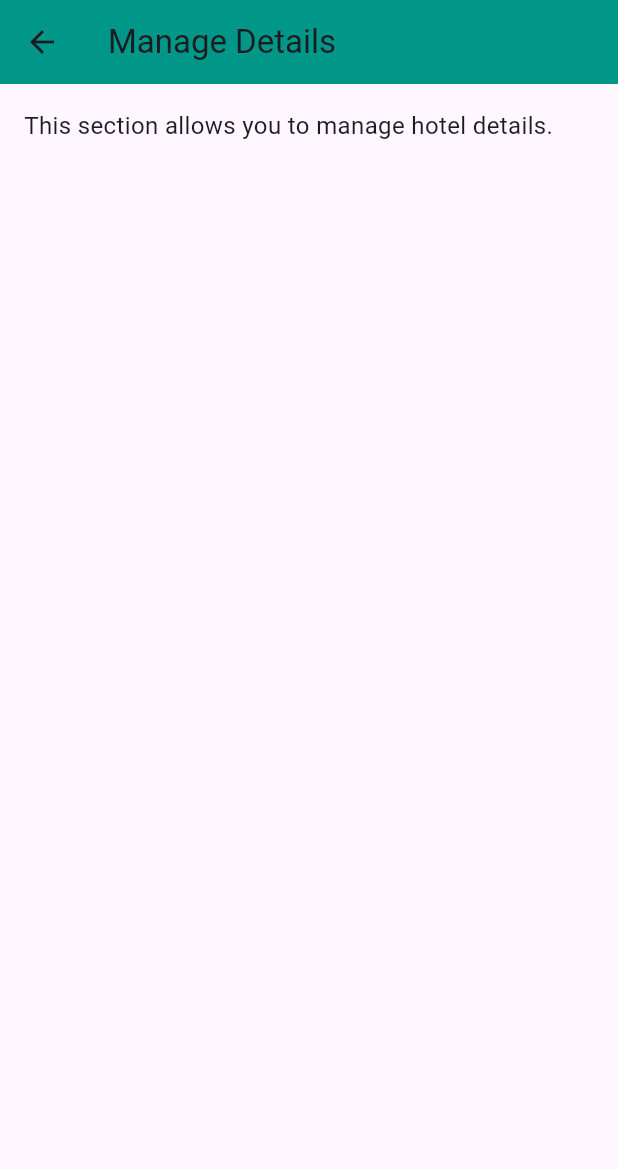
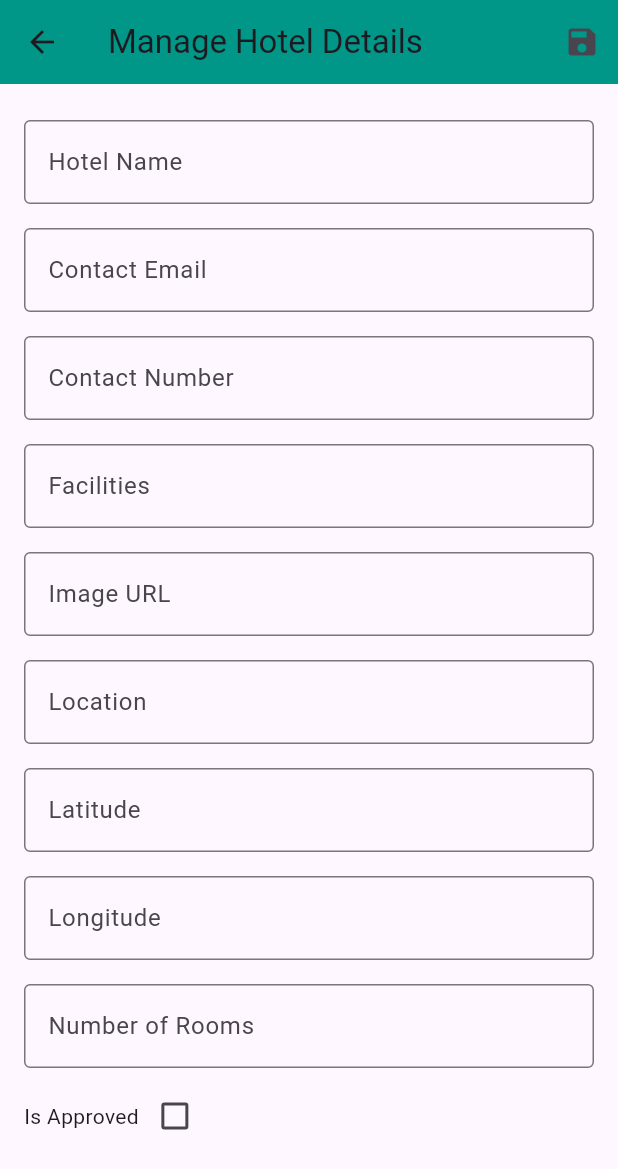
Before and after one commit to sreenanda-shani/hotel-management, a Flutter app: the HotelHome screen opened directly, after a tap on "Manage Details", on a phone screen of 412 x 824 dp. Shown: the top 1169 px of the screen. Run offline on Flutter 3.47's test engine with Material 3 defaults, Android fonts, the phone set to English and light mode, and no system bars; our stand-ins replace cloud_firestore, firebase_auth, firebase_core, geocoding, geolocator, image_picker and 1 more; missing offline and left inert: cloudinary; accounts and stored records are empty; network calls fail.

Commit message:
hotel manage,login,sighup

```diff
--- a/lib/hotel/hotelhome.dart
+++ b/lib/hotel/hotelhome.dart
@@ -1,5 +1,7 @@
 import 'package:flutter/material.dart';
 import 'package:project1/hotel/hotel_booking.dart';
+import 'package:project1/hotel/hotelcontact.dart';
+import 'package:project1/hotel/hotelmanage.dart';
 
 
 
@@ -150,7 +152,7 @@ class _HotelHomeState extends State<HotelHome> {
                   onPressed: () {
                     Navigator.push(
                       context,
-                      MaterialPageRoute(builder: (context) => const HotelManageDetailsPage()),
+                      MaterialPageRoute(builder: (context) =>  ManageHotelDetailsPage()),
                     );
                   },
                   icon: const Icon(Icons.manage_accounts),
@@ -168,57 +170,3 @@ class _HotelHomeState extends State<HotelHome> {
     );
   }
 }
-
-class HotelContactPage extends StatelessWidget {
-  const HotelContactPage({super.key});
-
-  @override
-  Widget build(BuildContext context) {
-    return Scaffold(
-      appBar: AppBar(
-        title: const Text("Contact Details"),
-        backgroundColor: Colors.teal,
-      ),
-      body: Padding(
-        padding: const EdgeInsets.all(16.0),
-        child: Column(
-          crossAxisAlignment: CrossAxisAlignment.start,
-          children: const [
-            Text(
-              "Phone: +123 456 7890\nEmail: info@ourhotel.com",
-              style: TextStyle(fontSize: 16),
-            ),
-          ],
-        ),
-      ),
-    );
-  }
-}
-
-
-
-class HotelManageDetailsPage extends StatelessWidget {
-  const HotelManageDetailsPage({super.key});
-
-  @override
-  Widget build(BuildContext context) {
-    return Scaffold(
-      appBar: AppBar(
-        title: const Text("Manage Details"),
-        backgroundColor: Colors.teal,
-      ),
-      body: Padding(
-        padding: const EdgeInsets.all(16.0),
-        child: Column(
-          crossAxisAlignment: CrossAxisAlignment.start,
-          children: const [
-            Text(
-              "This section allows you to manage hotel details.",
-              style: TextStyle(fontSize: 16),
-            ),
-          ],
-        ),
-      ),
-    );
-  }
-}
--- /dev/null
+++ b/lib/hotel/hotelmanage.dart
@@ -0,0 +1,175 @@
+import 'package:cloud_firestore/cloud_firestore.dart';
+import 'package:firebase_auth/firebase_auth.dart';
+import 'package:flutter/material.dart';
+
+class ManageHotelDetailsPage extends StatefulWidget {
+  const ManageHotelDetailsPage({super.key});
+
+  @override
+  _ManageHotelDetailsPageState createState() => _ManageHotelDetailsPageState();
+}
+
+class _ManageHotelDetailsPageState extends State<ManageHotelDetailsPage> {
+  // Controllers for each field
+  TextEditingController _hotelNameController = TextEditingController();
+  TextEditingController _contactEmailController = TextEditingController();
+  TextEditingController _contactNumberController = TextEditingController();
+  TextEditingController _facilitiesController = TextEditingController();
+  TextEditingController _imageUrlController = TextEditingController();
+  TextEditingController _locationController = TextEditingController();
+  TextEditingController _latController = TextEditingController();
+  TextEditingController _logController = TextEditingController();
+  TextEditingController _numberOfRoomsController = TextEditingController();
+  bool _isApproved = false;
+
+  bool _isLoading = true;
+  String _hotelId = ''; // Store the hotel ID of the logged-in user
+
+  @override
+  void initState() {
+    super.initState();
+    _fetchHotelDetails();
+  }
+
+  // Fetch Hotel Details from Firestore based on logged-in user
+  Future<void> _fetchHotelDetails() async {
+    try {
+      User? user = FirebaseAuth.instance.currentUser;
+      if (user != null) {
+        // Get hotel details using user ID as hotelId
+        _hotelId = user.uid; // Using user ID to fetch the hotel details
+        print("Fetching hotel details for hotel ID: $_hotelId");
+
+        DocumentSnapshot docSnapshot = await FirebaseFirestore.instance
+            .collection('hotels')
+            .doc(_hotelId) // Using user ID to fetch the hotel details
+            .get();
+
+        if (docSnapshot.exists) {
+          var data = docSnapshot.data() as Map<String, dynamic>;
+          print("Document found, data: $data");  // Debugging the data
+
+          setState(() {
+            _hotelNameController.text = data['hotelName'] ?? '';
+            _contactEmailController.text = data['contactEmail'] ?? '';
+            _contactNumberController.text = data['contactNumber'] ?? '';
+            _facilitiesController.text = data['facilities'] ?? '';
+            _imageUrlController.text = data['imageUrl'] ?? '';
+            _locationController.text = data['location'] ?? '';
+            _latController.text = data['lat'] ?? '';
+            _logController.text = data['log'] ?? '';
+            _numberOfRoomsController.text = data['numberOfRooms'].toString();
+            _isApproved = data['isApproved'] ?? false;
+            _isLoading = false;
+          });
+        } else {
+          print("Document not found for hotel ID: $_hotelId");
+          setState(() {
+            _isLoading = false; // Ensure UI reflects the absence of document
+          });
+        }
+      } else {
+        print("User not logged in");
+        setState(() {
+          _isLoading = false; // If no user is logged in, stop loading
+        });
+      }
+    } catch (e) {
+      print("Error fetching hotel details: $e");
+      setState(() {
+        _isLoading = false; // If there's an error, set loading to false
+      });
+    }
+  }
+
+  // Update the hotel details in Firestore
+  Future<void> _updateHotelDetails() async {
+    try {
+      await FirebaseFirestore.instance.collection('hotels').doc(_hotelId).update({
+        'hotelName': _hotelNameController.text,
+        'contactEmail': _contactEmailController.text,
+        'contactNumber': _contactNumberController.text,
+        'facilities': _facilitiesController.text,
+        'imageUrl': _imageUrlController.text,
+        'location': _locationController.text,
+        'lat': _latController.text,
+        'log': _logController.text,
+        'numberOfRooms': int.tryParse(_numberOfRoomsController.text) ?? 0,
+        'isApproved': _isApproved,
+      });
+
+      ScaffoldMessenger.of(context).showSnackBar(SnackBar(content: Text('Hotel details updated successfully!')));
+    } catch (e) {
+      ScaffoldMessenger.of(context).showSnackBar(SnackBar(content: Text('Error updating hotel details')));
+      print("Error updating hotel details: $e");
+    }
+  }
+
+  @override
+  Widget build(BuildContext context) {
+    if (_isLoading) {
+      return Scaffold(
+        appBar: AppBar(
+          title: const Text("Manage Hotel Details"),
+          backgroundColor: Colors.teal,
+        ),
+        body: const Center(child: CircularProgressIndicator()),
+      );
+    }
+
+    return Scaffold(
+      appBar: AppBar(
+        title: const Text("Manage Hotel Details"),
+        backgroundColor: Colors.teal,
+        actions: [
+          IconButton(
+            icon: const Icon(Icons.save),
+            onPressed: _updateHotelDetails,
+          ),
+        ],
+      ),
+      body: Padding(
+        padding: const EdgeInsets.all(16.0),
+        child: ListView(
+          children: [
+            _buildTextField("Hotel Name", _hotelNameController),
+            _buildTextField("Contact Email", _contactEmailController),
+            _buildTextField("Contact Number", _contactNumberController),
+            _buildTextField("Facilities", _facilitiesController),
+            _buildTextField("Image URL", _imageUrlController),
+            _buildTextField("Location", _locationController),
+            _buildTextField("Latitude", _latController),
+            _buildTextField("Longitude", _logController),
+            _buildTextField("Number of Rooms", _numberOfRoomsController),
+            Row(
+              children: [
+                const Text("Is Approved"),
+                Checkbox(
+                  value: _isApproved,
+                  onChanged: (value) {
+                    setState(() {
+                      _isApproved = value!;
+                    });
+                  },
+                ),
+              ],
+            ),
+          ],
+        ),
+      ),
+    );
+  }
+
+  Widget _buildTextField(String label, TextEditingController controller) {
+    return Padding(
+      padding: const EdgeInsets.symmetric(vertical: 8.0),
+      child: TextField(
+        controller: controller,
+        decoration: InputDecoration(
+          labelText: label,
+          border: OutlineInputBorder(),
+        ),
+      ),
+    );
+  }
+}
```
Also changed, not shown: lib/hotel/hotel_login.dart (+20 -18 lines), lib/hotel/hotel_registration.dart (+35 -13 lines), lib/hotel/hotelcontact.dart (added, +27 -0 lines), lib/main.dart (+7 -1 lines), lib/user/home_page.dart (+50 -10 lines), asset/image1.jpeg (added), asset/image2.jpg (added), 1 other file.
